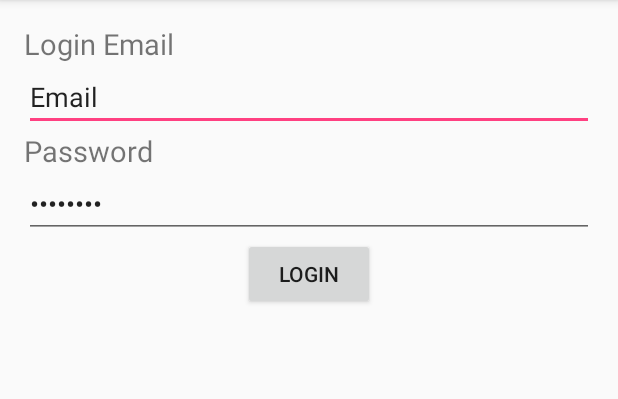
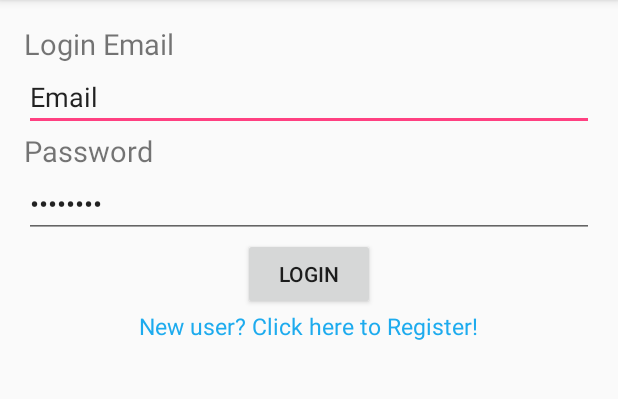
Before and after one commit to agiddings/classifiedbuzzmovieselector, an Android app: the LoginActivity screen opened directly, with no data from a screen before it, on a phone screen of 412 x 824 dp, the part 84-483 px from its top. Run offline under Robolectric (Android 15) with nearby library versions, the phone set to English and light mode, and no system bars.

Commit message:
Enabled Button and lInk click

```diff
--- a/app/src/main/java/classified/classifiedbuzzmovieselector/LoginActivity.java
+++ b/app/src/main/java/classified/classifiedbuzzmovieselector/LoginActivity.java
@@ -33,4 +33,9 @@ public class LoginActivity extends AppCompatActivity {
             t.show();
         }
     }
+
+    public void onRegistrationLinkPressed(View v){
+        Log.d("LOGIN ACTIVITY", "Registration Link Pressed");
+        //TODO GO to registration screen
+    }
 }
--- a/app/src/main/res/layout/activity_login.xml
+++ b/app/src/main/res/layout/activity_login.xml
@@ -54,7 +54,19 @@
             android:layout_width="wrap_content"
             android:layout_height="wrap_content"
             android:text="Login"
-            android:id="@+id/LoginBtn" />
+            android:id="@+id/LoginBtn"
+            android:onClick="onLoginButtonPressed" />
+
+        <TextView
+            android:layout_width="wrap_content"
+            android:layout_height="wrap_content"
+            android:text="New user? Click here to Register!"
+            android:id="@+id/registrationText"
+            android:textSize="15dp"
+            android:textColor="#1dabee"
+            android:linksClickable="false"
+            android:longClickable="false"
+            android:onClick="onRegistrationLinkPressed" />
     </LinearLayout>
 
 </RelativeLayout>
```
